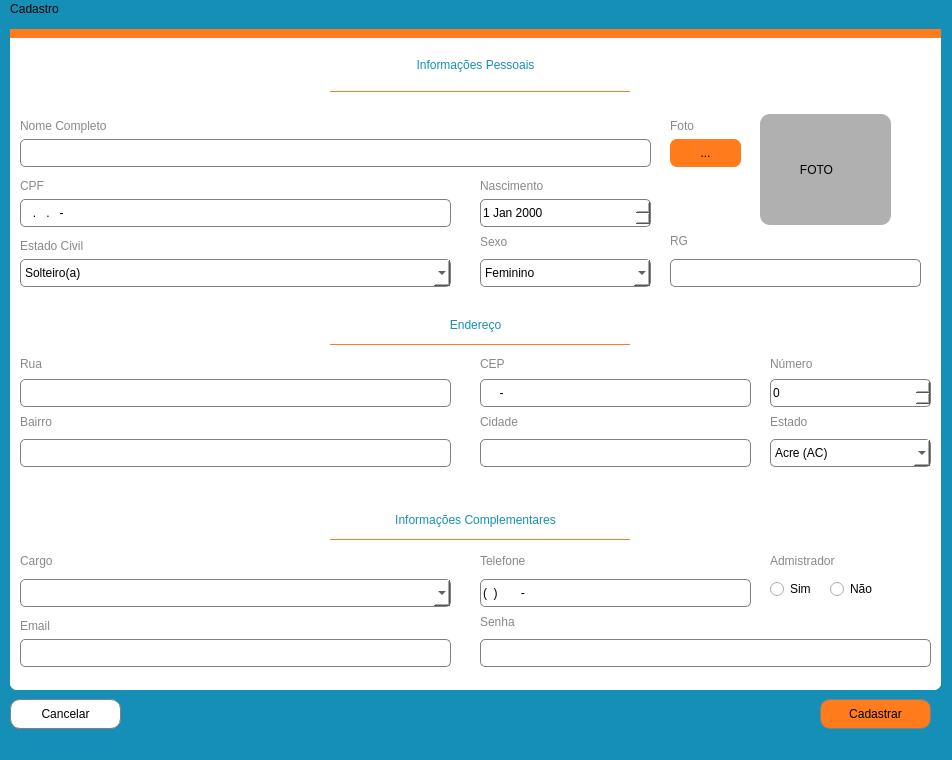
IanLuan/PySchool, file interface/cadastroServidor.ui: the form before one commit.
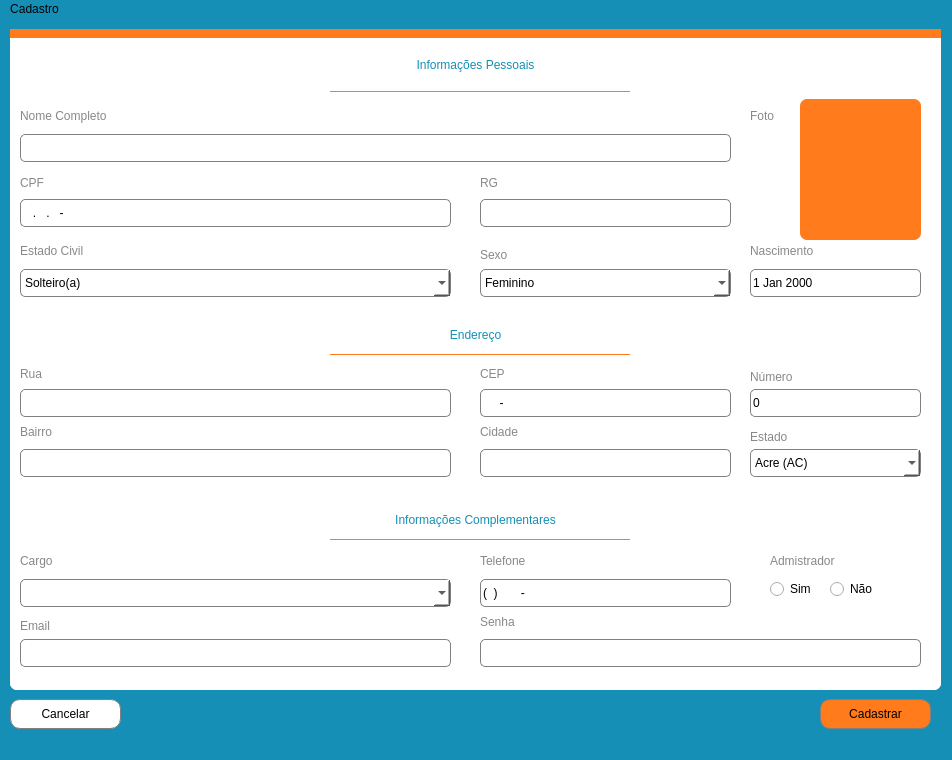
The form after the commit.

Commit message: Adicionar Foto

The edit to the form file:
```diff
--- a/interface/cadastroServidor.ui
+++ b/interface/cadastroServidor.ui
@@ -141,7 +141,7 @@
        <x>0</x>
        <y>30</y>
        <width>931</width>
-       <height>241</height>
+       <height>251</height>
       </rect>
      </property>
      <property name="sizePolicy">
@@ -183,7 +183,7 @@
       <property name="geometry">
        <rect>
         <x>10</x>
-        <y>55</y>
+        <y>45</y>
         <width>181</width>
         <height>23</height>
        </rect>
@@ -200,7 +200,7 @@
       <property name="geometry">
        <rect>
         <x>10</x>
-        <y>115</y>
+        <y>112</y>
         <width>55</width>
         <height>23</height>
        </rect>
@@ -217,7 +217,7 @@
       <property name="geometry">
        <rect>
         <x>10</x>
-        <y>175</y>
+        <y>180</y>
         <width>111</width>
         <height>23</height>
        </rect>
@@ -233,8 +233,8 @@
      <widget class="QLabel" name="label_6">
       <property name="geometry">
        <rect>
-        <x>470</x>
-        <y>115</y>
+        <x>740</x>
+        <y>180</y>
         <width>121</width>
         <height>23</height>
        </rect>
@@ -247,28 +247,11 @@
        <string>Nascimento</string>
       </property>
      </widget>
-     <widget class="QLabel" name="lblFoto">
-      <property name="geometry">
-       <rect>
-        <x>750</x>
-        <y>55</y>
-        <width>131</width>
-        <height>111</height>
-       </rect>
-      </property>
-      <property name="styleSheet">
-       <string notr="true">border-radius: 10px;
-background-color: rgb(176, 176, 176);</string>
-      </property>
-      <property name="text">
-       <string>            FOTO</string>
-      </property>
-     </widget>
      <widget class="QLabel" name="label_8">
       <property name="geometry">
        <rect>
-        <x>660</x>
-        <y>170</y>
+        <x>470</x>
+        <y>112</y>
         <width>55</width>
         <height>23</height>
        </rect>
@@ -288,7 +271,7 @@
       <property name="geometry">
        <rect>
         <x>10</x>
-        <y>200</y>
+        <y>210</y>
         <width>431</width>
         <height>28</height>
        </rect>
@@ -334,8 +317,8 @@
      <widget class="QDateEdit" name="dateNascimento">
       <property name="geometry">
        <rect>
-        <x>470</x>
-        <y>140</y>
+        <x>740</x>
+        <y>210</y>
         <width>171</width>
         <height>28</height>
        </rect>
@@ -346,6 +329,9 @@
 font: 9pt &quot;Leelawadee UI Semilight&quot;;
 background-color: rgb(255, 255, 255);</string>
       </property>
+      <property name="buttonSymbols">
+       <enum>QAbstractSpinBox::NoButtons</enum>
+      </property>
       <property name="maximumDate">
        <date>
         <year>3000</year>
@@ -365,9 +351,9 @@
       <property name="geometry">
        <rect>
         <x>470</x>
-        <y>175</y>
+        <y>180</y>
         <width>55</width>
-        <height>16</height>
+        <height>31</height>
        </rect>
       </property>
       <property name="styleSheet">
@@ -382,8 +368,8 @@
       <property name="geometry">
        <rect>
         <x>470</x>
-        <y>200</y>
-        <width>171</width>
+        <y>210</y>
+        <width>251</width>
         <height>28</height>
        </rect>
       </property>
@@ -428,9 +414,9 @@
      <widget class="QLabel" name="label_21">
       <property name="geometry">
        <rect>
-        <x>660</x>
-        <y>55</y>
-        <width>55</width>
+        <x>740</x>
+        <y>45</y>
+        <width>40</width>
         <height>23</height>
        </rect>
       </property>
@@ -442,28 +428,12 @@
        <string>Foto</string>
       </property>
      </widget>
-     <widget class="QToolButton" name="toolFoto">
-      <property name="geometry">
-       <rect>
-        <x>660</x>
-        <y>80</y>
-        <width>71</width>
-        <height>28</height>
-       </rect>
-      </property>
-      <property name="styleSheet">
-       <string notr="true">background-color: rgb(255, 123, 28);</string>
-      </property>
-      <property name="text">
-       <string>...</string>
-      </property>
-     </widget>
      <widget class="QLineEdit" name="lineNome">
       <property name="geometry">
        <rect>
         <x>10</x>
-        <y>80</y>
-        <width>631</width>
+        <y>75</y>
+        <width>711</width>
         <height>28</height>
        </rect>
       </property>
@@ -496,8 +466,8 @@
      <widget class="QLineEdit" name="lineRg">
       <property name="geometry">
        <rect>
-        <x>660</x>
-        <y>200</y>
+        <x>470</x>
+        <y>140</y>
         <width>251</width>
         <height>28</height>
        </rect>
@@ -509,31 +479,31 @@
 background-color: rgb(255, 255, 255);</string>
       </property>
      </widget>
-     <zorder>lblPessoais</zorder>
-     <zorder>label_3</zorder>
-     <zorder>label_4</zorder>
-     <zorder>label_5</zorder>
-     <zorder>label_6</zorder>
-     <zorder>label_8</zorder>
-     <zorder>cbEstadoCivil</zorder>
-     <zorder>dateNascimento</zorder>
-     <zorder>label_10</zorder>
-     <zorder>cbSexo</zorder>
-     <zorder>line_3</zorder>
-     <zorder>lblFoto</zorder>
-     <zorder>label_21</zorder>
-     <zorder>toolFoto</zorder>
-     <zorder>lineNome</zorder>
-     <zorder>lineCpf</zorder>
-     <zorder>lineRg</zorder>
+     <widget class="QLabel" name="lblFoto">
+      <property name="geometry">
+       <rect>
+        <x>790</x>
+        <y>40</y>
+        <width>121</width>
+        <height>141</height>
+       </rect>
+      </property>
+      <property name="styleSheet">
+       <string notr="true">background-color: rgb(255, 123, 28);
+</string>
+      </property>
+      <property name="text">
+       <string/>
+      </property>
+     </widget>
     </widget>
     <widget class="QFrame" name="frameEndereco">
      <property name="geometry">
       <rect>
        <x>0</x>
-       <y>280</y>
+       <y>290</y>
        <width>931</width>
-       <height>181</height>
+       <height>171</height>
       </rect>
      </property>
      <property name="sizePolicy">
@@ -594,8 +564,8 @@
      <widget class="QLabel" name="label_12">
       <property name="geometry">
        <rect>
-        <x>760</x>
-        <y>47</y>
+        <x>740</x>
+        <y>50</y>
         <width>71</width>
         <height>16</height>
        </rect>
@@ -662,8 +632,8 @@
      <widget class="QLabel" name="label_16">
       <property name="geometry">
        <rect>
-        <x>760</x>
-        <y>105</y>
+        <x>740</x>
+        <y>110</y>
         <width>55</width>
         <height>16</height>
        </rect>
@@ -695,9 +665,9 @@
      <widget class="QSpinBox" name="spinNumero">
       <property name="geometry">
        <rect>
-        <x>760</x>
+        <x>740</x>
         <y>70</y>
-        <width>161</width>
+        <width>171</width>
         <height>28</height>
        </rect>
       </property>
@@ -707,13 +677,16 @@
 font: 9pt &quot;Leelawadee UI Semilight&quot;;
 background-color: rgb(255, 255, 255);</string>
       </property>
+      <property name="buttonSymbols">
+       <enum>QAbstractSpinBox::NoButtons</enum>
+      </property>
      </widget>
      <widget class="QComboBox" name="cbEstado">
       <property name="geometry">
        <rect>
-        <x>760</x>
+        <x>740</x>
         <y>130</y>
-        <width>161</width>
+        <width>171</width>
         <height>28</height>
        </rect>
       </property>
@@ -891,7 +864,7 @@
        <rect>
         <x>470</x>
         <y>70</y>
-        <width>271</width>
+        <width>251</width>
         <height>28</height>
        </rect>
       </property>
@@ -910,7 +883,7 @@
        <rect>
         <x>470</x>
         <y>130</y>
-        <width>271</width>
+        <width>251</width>
         <height>28</height>
        </rect>
       </property>
@@ -1103,7 +1076,7 @@
        <rect>
         <x>470</x>
         <y>150</y>
-        <width>451</width>
+        <width>441</width>
         <height>28</height>
        </rect>
       </property>
@@ -1171,7 +1144,7 @@
        <rect>
         <x>470</x>
         <y>90</y>
-        <width>271</width>
+        <width>251</width>
         <height>28</height>
        </rect>
       </property>
```
The commit also changes 2 other files.
